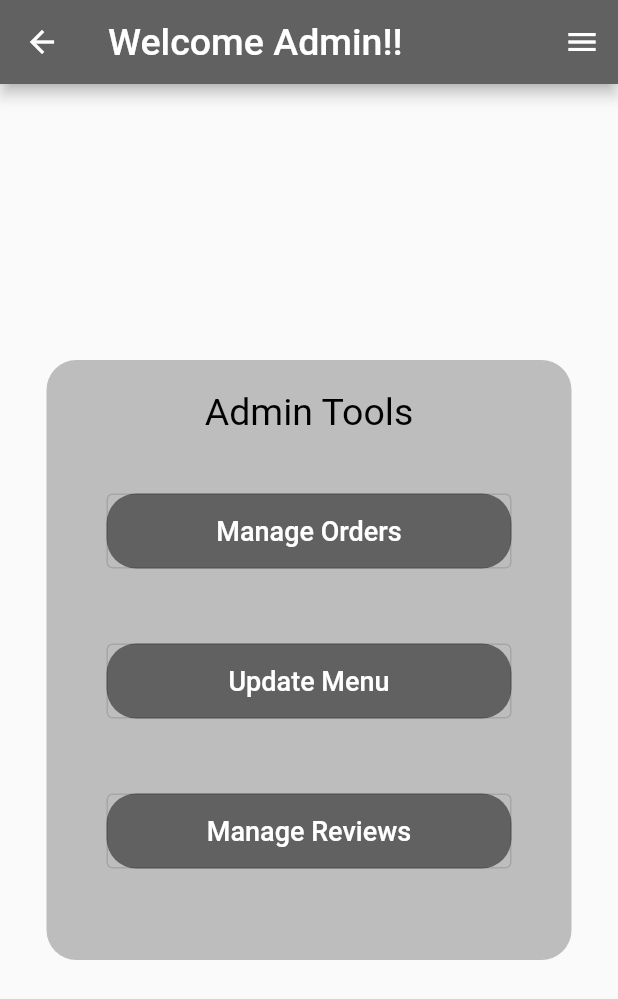
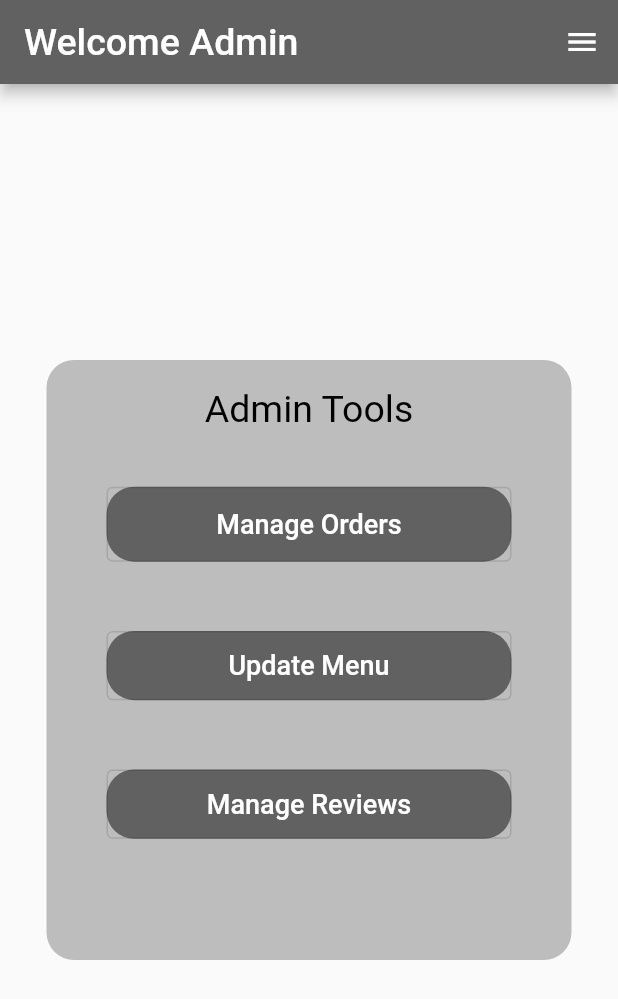
Before and after one commit to hlNaveen/food_project, a Flutter app: the Admin screen opened directly, on a phone screen of 412 x 824 dp. Shown: the top 999 px of the screen. Run offline on Flutter 3.47's test engine with Material 2 defaults, Android fonts, the phone set to English and light mode, and no system bars; our stand-ins replace dots_indicator, get.

Commit message:
make admin page responsive.

```diff
--- a/lib/main.dart
+++ b/lib/main.dart
@@ -24,7 +24,7 @@ class MyApp extends StatelessWidget {
         primarySwatch: Colors.blue,
       ),
 
-      home: TodayFoodDetail(),
+      home: Admin(),
     );
   }
 }
--- a/lib/screen/admin/adminhome.dart
+++ b/lib/screen/admin/adminhome.dart
@@ -1,5 +1,6 @@
 import 'dart:ui';
 import 'package:flutter/material.dart';
+import '../../utility/dimention.dart';
 import '../../widgets/dialogwidgetadduser.dart';
 
 class Admin extends StatelessWidget {
@@ -9,7 +10,7 @@ class Admin extends StatelessWidget {
     return Scaffold(
         appBar: AppBar(
           backgroundColor: Colors.grey[700],
-          title: Text('Welcome Admin!!',style: TextStyle(fontSize: 25),),
+          title: Text('Welcome Admin',style: TextStyle(fontSize: 25),),
         ),
         endDrawer: Drawer(
           child: Container(
@@ -17,15 +18,15 @@ class Admin extends StatelessWidget {
             child: ListView(
               children: [
                 Container(
-                  height: 70,
+                  height: Dimensions.height10*7,
                   child:Row(
                     children: [
                       Icon(Icons.account_circle,size: 60,),
                       SizedBox(
-                        width: 65,
+                        width: Dimensions.width30*2,
                       ),
                       Container(
-                        height: 40,
+                        height: Dimensions.height10*4,
                         child: OutlinedButton(
                           onPressed: (){},
                           child: Text('Logout',style: TextStyle(fontSize: 20,color: Colors.white)),
@@ -35,7 +36,7 @@ class Admin extends StatelessWidget {
                   ) ,
                 ),
                 SizedBox(
-                  height: 50,
+                  height: Dimensions.height20*2,
                 ),
                 ListTile(
                   leading: OutlinedButton(
@@ -82,24 +83,24 @@ class Admin extends StatelessWidget {
                   Container(
                     decoration: BoxDecoration(
                         color: Colors.grey[400],
-                        borderRadius: BorderRadius.circular(20)
+                        borderRadius: BorderRadius.circular(Dimensions.radius20),
                     ),
                     height: 400,
                     width: 350,
                     child: Column(
                         children: [
                           SizedBox(
-                            height: 20,
+                            height: Dimensions.height20,
                           ),
                           Text('Admin Tools',style: TextStyle(fontSize: 25,color: Colors.black),),
                           Container(
-                            height: 40,
+                            height: Dimensions.height20*2,
                           ),
                           Container(
                             height: 50,
                             width: 270,
                             decoration: BoxDecoration(
-                                borderRadius: BorderRadius.circular(20),
+                                borderRadius: BorderRadius.circular(Dimensions.radius20),
                                 color: Colors.grey[700]
                             ),
                             child: OutlinedButton(
@@ -108,13 +109,13 @@ class Admin extends StatelessWidget {
                             ),
                           ),
                           SizedBox(
-                            height: 50,
+                            height: Dimensions.height10*5,
                           ),
                           Container(
-                            height: 50,
+                            height: Dimensions.height10*5,
                             width: 270,
                             decoration: BoxDecoration(
-                                borderRadius: BorderRadius.circular(20),
+                                borderRadius: BorderRadius.circular(Dimensions.radius20),
                                 color: Colors.grey[700]
                             ),
                             child: OutlinedButton(
@@ -123,13 +124,13 @@ class Admin extends StatelessWidget {
                             ),
                           ),
                           SizedBox(
-                            height: 50,
+                            height: Dimensions.height10*5,
                           ),
                           Container(
-                            height: 50,
+                            height: Dimensions.height10*5,
                             width: 270,
                             decoration: BoxDecoration(
-                                borderRadius: BorderRadius.circular(20),
+                                borderRadius: BorderRadius.circular(Dimensions.radius20),
                                 color: Colors.grey[700]
                             ),
                             child: OutlinedButton(
```
